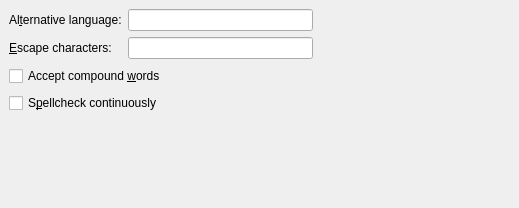
Old version of the form src/frontends/qt4/ui/PrefSpellcheckerUi.ui in the repository cburschka/lyx.
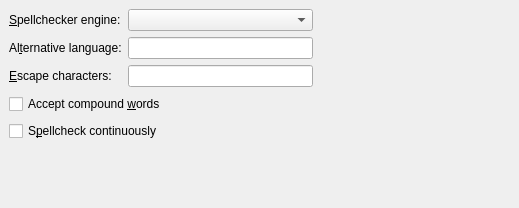
New version of the form.

```diff
--- a/src/frontends/qt4/ui/PrefSpellcheckerUi.ui
+++ b/src/frontends/qt4/ui/PrefSpellcheckerUi.ui
@@ -19,7 +19,7 @@
    <property name="spacing" >
     <number>6</number>
    </property>
-   <item row="0" column="0" >
+   <item row="1" column="0" >
     <widget class="QLabel" name="altLanguageLA" >
      <property name="text" >
       <string>Al&amp;ternative language:</string>
@@ -29,14 +29,14 @@
      </property>
     </widget>
    </item>
-   <item row="0" column="1" >
+   <item row="1" column="1" >
     <widget class="QLineEdit" name="altLanguageED" >
      <property name="toolTip" >
       <string>Override the language used for the spellchecker</string>
      </property>
     </widget>
    </item>
-   <item row="1" column="0" >
+   <item row="2" column="0" >
     <widget class="QLabel" name="escapeCharactersLA" >
      <property name="text" >
       <string>&amp;Escape characters:</string>
@@ -46,14 +46,14 @@
      </property>
     </widget>
    </item>
-   <item row="1" column="1" >
+   <item row="2" column="1" >
     <widget class="QLineEdit" name="escapeCharactersED" >
      <property name="toolTip" >
       <string>The characters inserted here are ignored by the spellchecker. </string>
      </property>
     </widget>
    </item>
-   <item row="2" column="3" >
+   <item row="3" column="3" >
     <spacer>
      <property name="orientation" >
       <enum>Qt::Horizontal</enum>
@@ -69,7 +69,7 @@
      </property>
     </spacer>
    </item>
-   <item row="4" column="0" colspan="3" >
+   <item row="5" column="0" colspan="3" >
     <widget class="QCheckBox" name="spellcheckContinuouslyCB" >
      <property name="toolTip" >
       <string>Mark misspelled words with a wavy underline.</string>
@@ -79,7 +79,7 @@
      </property>
     </widget>
    </item>
-   <item row="5" column="0" colspan="4" >
+   <item row="6" column="0" colspan="4" >
     <spacer>
      <property name="orientation" >
       <enum>Qt::Vertical</enum>
@@ -95,7 +95,7 @@
      </property>
     </spacer>
    </item>
-   <item rowspan="2" row="2" column="0" colspan="4" >
+   <item rowspan="2" row="3" column="0" colspan="4" >
     <widget class="QCheckBox" name="compoundWordCB" >
      <property name="toolTip" >
       <string>Accept words such as "diskdrive"</string>
@@ -105,6 +105,19 @@
      </property>
     </widget>
    </item>
+   <item row="0" column="1" >
+    <widget class="QComboBox" name="spellcheckerCB" />
+   </item>
+   <item row="0" column="0" >
+    <widget class="QLabel" name="spellcheckerLA" >
+     <property name="text" >
+      <string>&amp;Spellchecker engine:</string>
+     </property>
+     <property name="buddy" >
+      <cstring>altLanguageED</cstring>
+     </property>
+    </widget>
+   </item>
   </layout>
  </widget>
  <tabstops>
```
Left out of the diff: 4 changed lines with no effect on the pictures.
